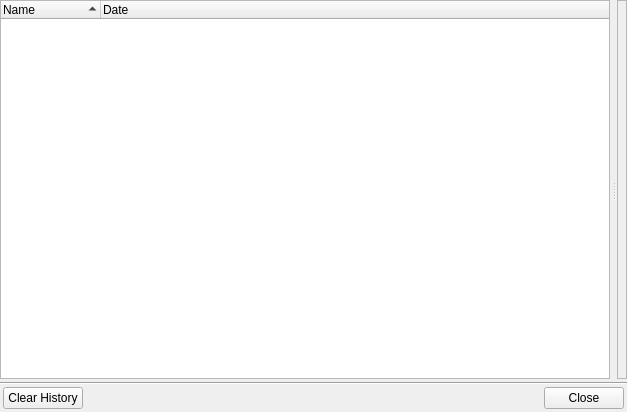
Above: lmc/src/historywindow.ui from ashai-logic/lanmessenger before the change. Below: the same form after it.
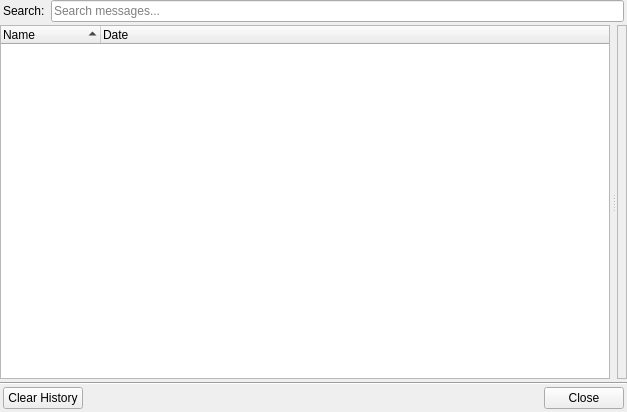
That is the form after the change.

What changed in the file:
```diff
--- a/lmc/src/historywindow.ui
+++ b/lmc/src/historywindow.ui
@@ -29,6 +29,33 @@
    <property name="bottomMargin">
     <number>3</number>
    </property>
+   <item>
+    <layout class="QHBoxLayout" name="searchLayout">
+     <property name="leftMargin">
+      <number>3</number>
+     </property>
+     <property name="rightMargin">
+      <number>3</number>
+     </property>
+     <item>
+      <widget class="QLabel" name="lblSearch">
+       <property name="text">
+        <string>Search:</string>
+       </property>
+      </widget>
+     </item>
+     <item>
+      <widget class="QLineEdit" name="txtSearch">
+       <property name="placeholderText">
+        <string>Search messages...</string>
+       </property>
+       <property name="clearButtonEnabled">
+        <bool>true</bool>
+       </property>
+      </widget>
+     </item>
+    </layout>
+   </item>
    <item>
     <widget class="QSplitter" name="splitter">
      <property name="sizePolicy">
```
Left out of the diff: 1 changed line with no effect on the pictures. Lines whose indentation alone changed are shown as unchanged.
